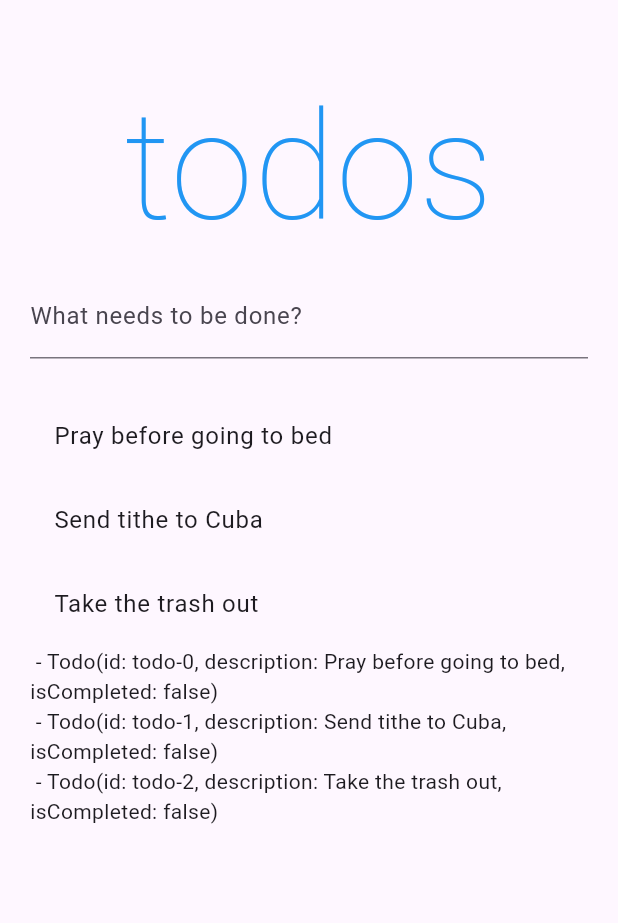
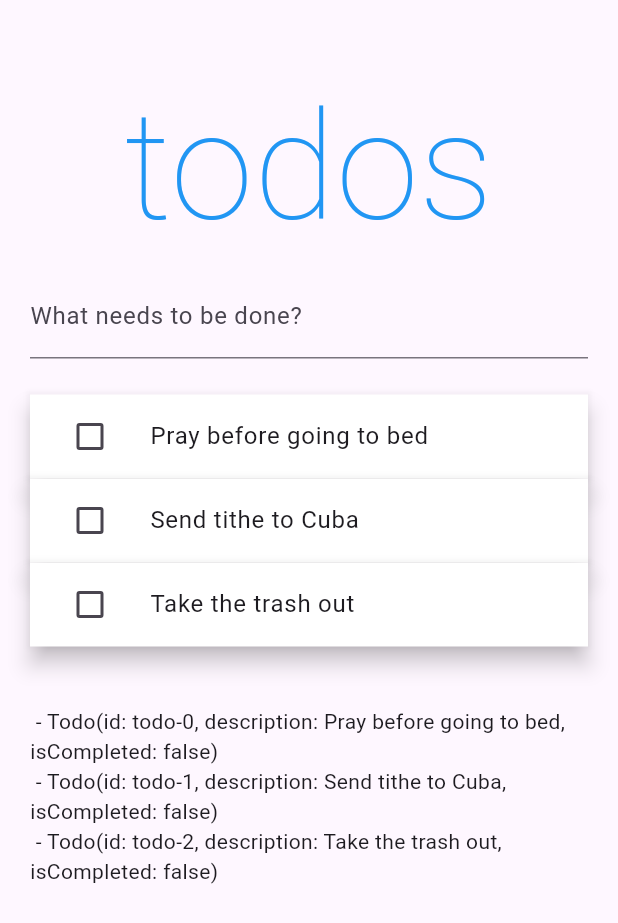
Before and after one commit to dsubiros/riverpod_todo_3_lnx, a Flutter app: the screen it shows after launch, on a phone screen of 412 x 824 dp. Shown: the top 923 px of the screen. Run offline on Flutter 3.47's test engine with Material 3 defaults, Android fonts, the light colour scheme and no system bars; our stand-ins replace flutter_hooks, flutter_riverpod, freezed_annotation, gap, hooks_riverpod, riverpod_annotation; generated files the repository leaves out were written again.

Commit message:
- Show item as Dismissible+ Material+ListTile. -Implement toggle.

```diff
--- a/lib/src/todos/todo_list_page.dart
+++ b/lib/src/todos/todo_list_page.dart
@@ -3,7 +3,15 @@ import 'package:flutter_riverpod/flutter_riverpod.dart';
 import 'package:flutter_hooks/flutter_hooks.dart';
 import 'package:gap/gap.dart';
 import 'package:hooks_riverpod/hooks_riverpod.dart';
+import 'package:riverpod_annotation/riverpod_annotation.dart';
+import 'package:riverpod_todo_3_lnx/src/todos/todo.dart';
 import 'package:riverpod_todo_3_lnx/src/todos/todo_provider.dart';
+
+// @riverpod
+// Todo _currentTodo(Ref ref) => throw UnimplementedError();
+
+// final _currentTodo = Prov
+final _currentTodo = Provider<Todo>((ref) => throw UnimplementedError());
 
 class TodoListPage extends HookConsumerWidget {
   const TodoListPage({super.key});
@@ -41,23 +49,46 @@ class TodoListPage extends HookConsumerWidget {
             const Gap(10),
             // TODO: Toolbar
             // TODO: Filtered Todo List
-            ...todoState.items.map((todo) => Dismissible(
-                  // key: ValueKey(todo.id),
-                  key: UniqueKey(),
-                  onDismissed: (direction) => todoNotifier.remove(todo),
-                  child: ListTile(
-                    key: ValueKey(todo.id),
-                    title: Text(todo.description),
-                  ),
-                )),
+            ...todoState.items.map(
+              (todo) => Dismissible(
+                // key: ValueKey(todo.id),
+                key: UniqueKey(),
+                onDismissed: (direction) => todoNotifier.remove(todo),
+                child: ProviderScope(
+                    overrides: [_currentTodo.overrideWithValue(todo)],
+                    child: const TodoItem()),
+                // child: ListTile(
+                //   key: ValueKey(todo.id),
+                //   title: Text(todo.description),
+              ),
+            ),
             // TODO: Todo List, for testing purposes
-            ...todoState.items.map(
-              (todo) => Text(' - ${todo.toString()}'),
-            )
+            Gap(40),
+            ...todoState.items.map((todo) => Text(' - ${todo.toString()}'))
           ],
         ),
       ),
     );
+  }
+}
+
+class TodoItem extends HookConsumerWidget {
+  const TodoItem({super.key});
+  @override
+  Widget build(BuildContext context, WidgetRef ref) {
+    final item = ref.watch(_currentTodo);
+    final notifier = ref.watch(todoNotifierProvider.notifier);
+
+    return Material(
+        color: Colors.white,
+        elevation: 6,
+        child: ListTile(
+          leading: Checkbox(
+              value: item.isCompleted,
+              onChanged: (_) => notifier.toggle(item.id)),
+          key: ValueKey(item.id),
+          title: Text(item.description),
+        ));
   }
 }
 
--- a/lib/src/todos/todo_provider.dart
+++ b/lib/src/todos/todo_provider.dart
@@ -66,13 +66,13 @@ class TodoNotifier extends _$TodoNotifier {
   Future<void> toggle(String id) async {
     state = state.copyWith(isLoading: true);
     // Simulate network delay
-    await Future.delayed(const Duration(seconds: 2));
+    await Future.delayed(const Duration(milliseconds: 20));
 
     AsyncValue.guard(() async {
       state = state.copyWith(
           isLoading: false,
           items: state.items
-              .map((item) => item.id != id
+              .map((item) => item.id == id
                   ? item.copyWith(isCompleted: !item.isCompleted)
                   : item)
               .toList());
```
Also changed, not shown: lib/src/todos/todo_provider.g.dart.
